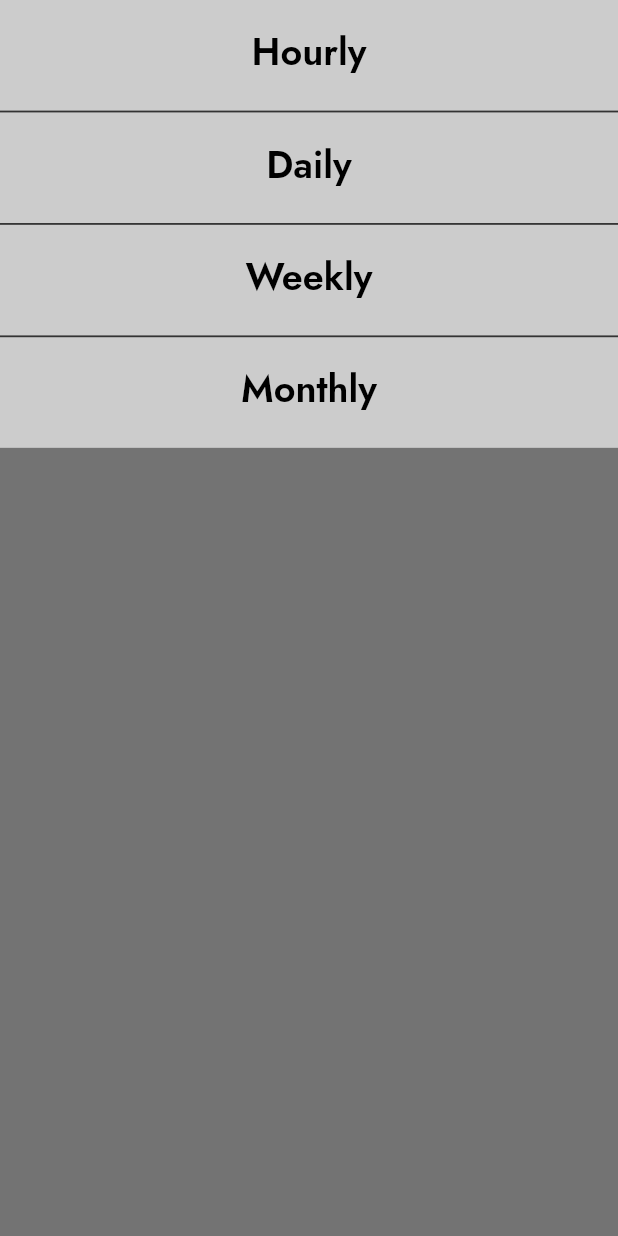
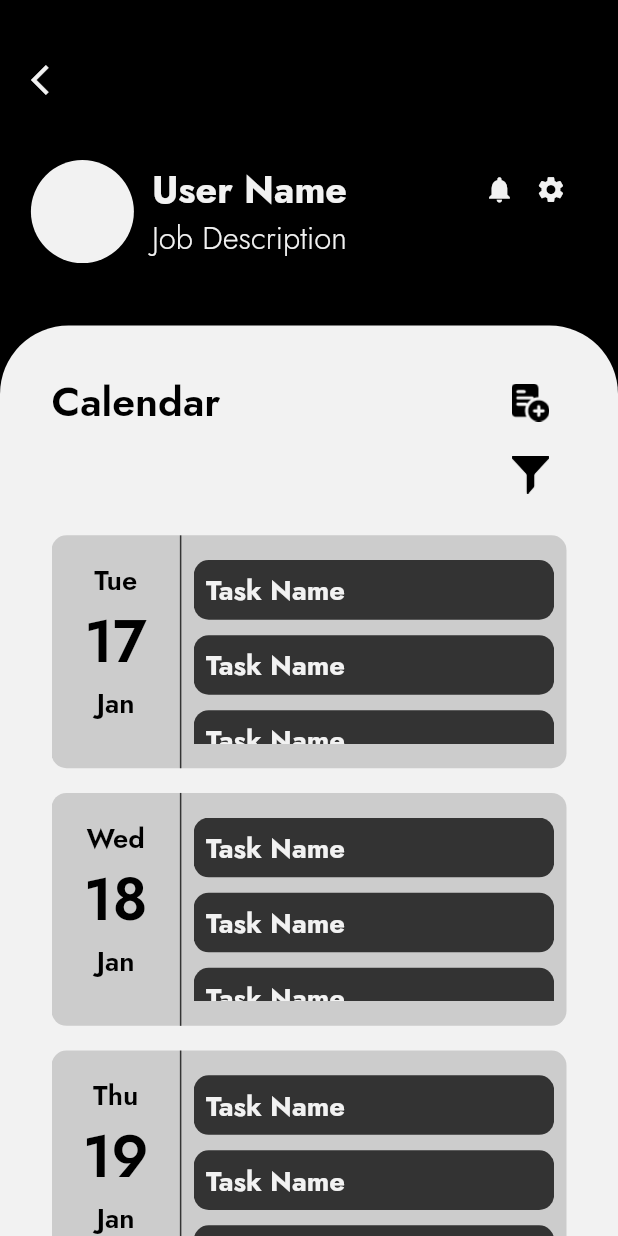
Before and after one commit to AhmedSaeedMorsy/Keep, a Flutter app: what showPopupFilter() shows on an empty page, opened directly, after a tap on "Weekly", on a phone screen of 412 x 824 dp. Run offline on Flutter 3.47's test engine with Material 2 defaults, Android fonts, the phone set to English and light mode, and no system bars; our stand-ins replace animate_do, dropdown_button2, easy_localization, flutter_bloc, flutter_phoenix, flutter_screenutil and 3 more; accounts and stored records are empty.

Commit message:
weekly calendar

```diff
--- a/lib/app/common/widget.dart
+++ b/lib/app/common/widget.dart
@@ -342,7 +342,12 @@ class SharedWidget {
                               MediaQuery.of(context).size.height / AppSize.s50,
                         ),
                         child: GestureDetector(
-                          onTap: () {},
+                          onTap: () {
+                            Navigator.pushNamed(
+                              context,
+                              Routes.calendarWeeklyRoute,
+                            );
+                          },
                           child: Text(
                             AppStrings.weekly.tr(),
                             style: Theme.of(context)
--- a/lib/app/resources/routes_manager.dart
+++ b/lib/app/resources/routes_manager.dart
@@ -9,6 +9,7 @@ import 'package:keep/presentation/login/view/login_screen.dart';
 import 'package:keep/presentation/notification/view/notification_view.dart';
 import 'package:keep/presentation/on_boarding/view/on_boarding_screen.dart';
 import 'package:keep/presentation/share/view/share_screen.dart';
+import '../../presentation/calendar_weekly/view/calendar_weekly_screen.dart';
 import 'strings_manager.dart';
 
 class Routes {
@@ -20,10 +21,10 @@ class Routes {
   static const String calendarHourlyRoute = "/calendarHourlyRoute";
   static const String calendarMonthlyRoute = "/calendarMonthlyRoute";
   static const String calendarDailyRoute = "/calendarDailyRoute";
+  static const String calendarWeeklyRoute = "/calendarWeeklyRoute";
   static const String shareRoute = "/shareRoute";
   static const String mapRoute = "/mapRoute";
   static const String addTaskRoute = "/addTaskRoute";
-
 }
 
 class RouteGenerator {
@@ -47,11 +48,11 @@ class RouteGenerator {
         );
       case Routes.calendarHourlyRoute:
         return MaterialPageRoute(
-          builder: (_) =>  CalendarHorlyScreen(),
+          builder: (_) => CalendarHorlyScreen(),
         );
       case Routes.calendarMonthlyRoute:
         return MaterialPageRoute(
-          builder: (_) =>  CalendarMonthlyScreen(),
+          builder: (_) => CalendarMonthlyScreen(),
         );
       case Routes.shareRoute:
         return MaterialPageRoute(
@@ -59,11 +60,15 @@ class RouteGenerator {
         );
       case Routes.mapRoute:
         return MaterialPageRoute(
-          builder: (_) =>  MapScreen(),
+          builder: (_) => MapScreen(),
         );
-          case Routes.calendarDailyRoute:
+      case Routes.calendarDailyRoute:
         return MaterialPageRoute(
-          builder: (_) =>  CalendarDailyScreen(),
+          builder: (_) => CalendarDailyScreen(),
+        );
+      case Routes.calendarWeeklyRoute:
+        return MaterialPageRoute(
+          builder: (_) => CalendarWeeklyScreen(),
         );
       default:
         return unDefiendRoute();
--- /dev/null
+++ b/lib/presentation/calendar_weekly/view/calendar_weekly_screen.dart
@@ -0,0 +1,270 @@
+import 'package:animate_do/animate_do.dart';
+import 'package:easy_localization/easy_localization.dart';
+import 'package:flutter/material.dart';
+import 'package:flutter_bloc/flutter_bloc.dart';
+import 'package:flutter_screenutil/flutter_screenutil.dart';
+import 'package:keep/app/resources/font_manager.dart';
+import '../../../app/common/widget.dart';
+import '../../../app/resources/assets_manager.dart';
+import '../../../app/resources/color_manager.dart';
+import '../../../app/resources/routes_manager.dart';
+import '../../../app/resources/strings_manager.dart';
+import '../../../app/resources/values_manager.dart';
+import '../../add_task/view/add_task_screen.dart';
+import '../../layout/controller/layout_bloc.dart';
+import '../../layout/controller/layout_states.dart';
+import '../../layout/view/layout_screen.dart';
+
+class CalendarWeeklyScreen extends StatelessWidget {
+  CalendarWeeklyScreen({super.key});
+  var scaffoldKey = GlobalKey<ScaffoldState>();
+
+  @override
+  Widget build(BuildContext context) {
+    return Scaffold(
+      key: scaffoldKey,
+      body: Container(
+        decoration: const BoxDecoration(
+          gradient: LinearGradient(
+            end: Alignment.bottomCenter,
+            begin: Alignment.topCenter,
+            colors: [
+              ColorManager.primaryColor,
+              ColorManager.primaryColor,
+              ColorManager.primaryColor,
+              ColorManager.white,
+            ],
+          ),
+        ),
+        child: Column(
+          children: [
+            Padding(
+              padding: EdgeInsets.only(
+                top: MediaQuery.of(context).size.height / AppPadding.p20,
+                left: MediaQuery.of(context).size.width / AppPadding.p20,
+              ),
+              child: Align(
+                alignment: Alignment.topLeft,
+                child: InkWell(
+                  onTap: () {
+                    Navigator.pop(context);
+                  },
+                  child: const Icon(
+                    Icons.arrow_back_ios,
+                    color: ColorManager.white,
+                  ),
+                ),
+              ),
+            ),
+            Expanded(
+              flex: 1,
+              child: FadeInDown(
+                duration: const Duration(
+                  seconds: AppIntDuration.s1,
+                ),
+                child: SharedWidget.header(
+                  context,
+                ),
+              ),
+            ),
+            Expanded(
+              flex: 4,
+              child: FadeInUp(
+                duration: const Duration(
+                  seconds: AppIntDuration.s1,
+                ),
+                child: Container(
+                  width: double.infinity,
+                  decoration: BoxDecoration(
+                    color: ColorManager.white,
+                    borderRadius: BorderRadius.only(
+                      topLeft: Radius.circular(
+                        AppSize.s40.w,
+                      ),
+                      topRight: Radius.circular(
+                        AppSize.s40.w,
+                      ),
+                    ),
+                  ),
+                  child: Padding(
+                    padding: EdgeInsets.only(
+                      top: MediaQuery.of(context).size.height / AppPadding.p30,
+                      left: MediaQuery.of(context).size.width / AppPadding.p12,
+                      right: MediaQuery.of(context).size.width / AppPadding.p12,
+                    ),
+                    child: SingleChildScrollView(
+                      physics: const BouncingScrollPhysics(),
+                      child: Column(
+                        children: [
+                          BlocProvider(
+                            create: (context) => LayoutBloc(),
+                            child: BlocBuilder<LayoutBloc, LayoutStates>(
+                              builder: (context, state) {
+                                return Row(
+                                  mainAxisAlignment:
+                                      MainAxisAlignment.spaceBetween,
+                                  children: [
+                                    Text(
+                                      AppStrings.calendar.tr(),
+                                      style: Theme.of(context)
+                                          .textTheme
+                                          .headlineMedium,
+                                    ),
+                                    IconButton(
+                                      onPressed: () {
+                                        screen = AddTask();
+                                        LayoutBloc.get(context)
+                                            .changeBottomNavBar(5);
+                                        Navigator.pushNamed(
+                                          context,
+                                          Routes.layoutRoute,
+                                        );
+                                      },
+                                      icon: Image(
+                                        image: const AssetImage(
+                                          AssetsManager.addTask,
+                                        ),
+                                        width: AppSize.s22.w,
+                                      ),
+                                    ),
+                                  ],
+                                );
+                              },
+                            ),
+                          ),
+                          Align(
+                            alignment: AlignmentDirectional.bottomEnd,
+                            child: IconButton(
+                              onPressed: () {
+                                SharedWidget.showPopupFilter(context);
+                              },
+                              icon: Image(
+                                image: const AssetImage(
+                                  AssetsManager.filter,
+                                ),
+                                width: AppSize.s22.w,
+                              ),
+                            ),
+                          ),
+                          SizedBox(
+                            height: MediaQuery.of(context).size.height /
+                                AppSize.s50,
+                          ),
+                          ListView.separated(
+                            physics: const NeverScrollableScrollPhysics(),
+                            shrinkWrap: true,
+                            itemBuilder: (context, index) =>
+                                listItem(context, index),
+                            separatorBuilder: (context, index) => SizedBox(
+                              height: MediaQuery.of(context).size.height /
+                                  AppSize.s50,
+                            ),
+                            itemCount: 7,
+                          )
+                        ],
+                      ),
+                    ),
+                  ),
+                ),
+              ),
+            ),
+          ],
+        ),
+      ),
+    );
+  }
+
+  Widget listItem(context, int index) {
+    return Container(
+      height: AppSize.s130.h,
+      decoration: const BoxDecoration(
+        color: ColorManager.grey,
+        borderRadius: BorderRadius.all(
+          Radius.circular(
+            AppSize.s10,
+          ),
+        ),
+      ),
+      child: Row(
+        children: [
+          Expanded(
+            flex: 1,
+            child: Padding(
+              padding: EdgeInsets.symmetric(
+                  vertical: MediaQuery.of(context).size.height / AppSize.s50),
+              child: Column(
+                children: [
+                  Text(
+                    DateFormat.E().format(
+                      DateTime.now().add(Duration(days: index)),
+                    ),
+                    style: Theme.of(context).textTheme.headlineMedium!.copyWith(
+                          fontSize: FontSizeManager.s16.sp,
+                        ),
+                  ),
+                  Text(
+                    DateFormat.d().format(
+                      DateTime.now().add(Duration(days: index)),
+                    ),
+                    style: Theme.of(context).textTheme.headlineMedium!.copyWith(
+                          fontSize: FontSizeManager.s34.sp,
+                        ),
+                  ),
+                  Text(
+                    DateFormat.LLL().format(
+                      DateTime.now().add(Duration(days: index)),
+                    ),
+                    style: Theme.of(context).textTheme.headlineMedium!.copyWith(
+                          fontSize: FontSizeManager.s16.sp,
+                        ),
+                  ),
+                ],
+              ),
+            ),
+          ),
+          Container(
+            color: ColorManager.darkGrey,
+            width: AppSize.s1,
+            height: double.infinity,
+          ),
+          Expanded(
+              flex: 3,
+              child: Container(
+                padding: EdgeInsets.symmetric(
+                  vertical: MediaQuery.of(context).size.height / AppSize.s50,
+                  horizontal: MediaQuery.of(context).size.width / AppSize.s50,
+                ),
+                child: ListView.separated(
+                  physics: const BouncingScrollPhysics(),
+                  itemBuilder: (context, index) => taskItem(context),
+                  separatorBuilder: (context, index) => SizedBox(
+                      height: MediaQuery.of(context).size.height / AppSize.s80),
+                  itemCount: 10,
+                ),
+              )),
+        ],
+      ),
+    );
+  }
+
+  Widget taskItem(context) => Container(
+        padding: EdgeInsets.symmetric(
+          vertical: MediaQuery.of(context).size.height / AppSize.s120,
+          horizontal: MediaQuery.of(context).size.width / AppSize.s50,
+        ),
+        decoration: const BoxDecoration(
+            color: ColorManager.darkGrey,
+            borderRadius: BorderRadius.all(
+              Radius.circular(
+                AppSize.s10,
+              ),
+            )),
+        child: Text(
+          "Task Name",
+          style: Theme.of(context)
+              .textTheme
+              .headlineLarge!
+              .copyWith(fontSize: FontSizeManager.s16.sp),
+        ),
+      );
+}
```
